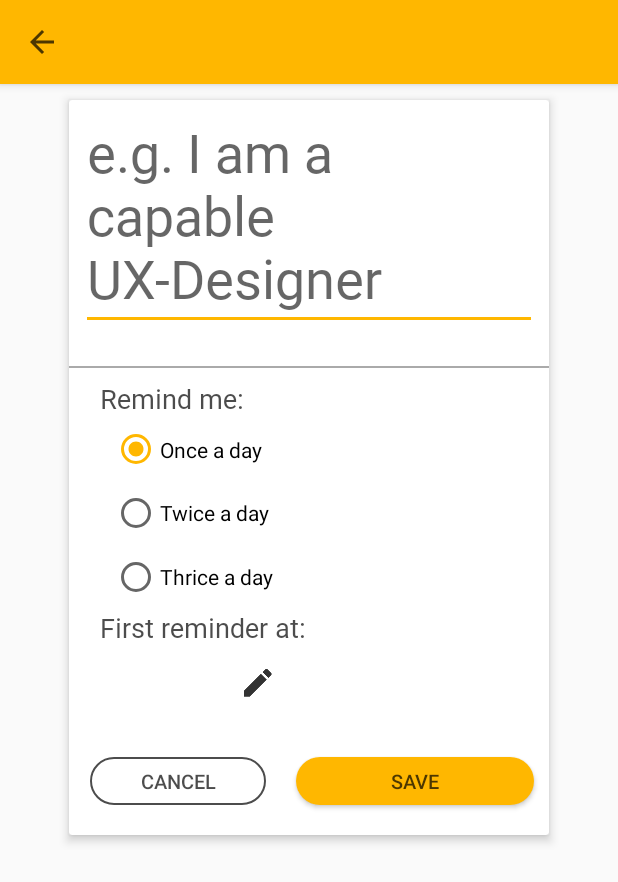
After one commit to Chr1stianSutter/ThirdIteration_MobA_Affirmate, an Android app: the layout activity_edit_card.xml on its own in the app's theme, with its tools: preview values and no code run, on a phone screen of 412 x 824 dp. The commit adds this screen. Shown: the top 882 px of the screen. Run offline under Robolectric (Android 15) with nearby library versions, the phone set to English and light mode, and no system bars; Roboto replaces fonts that are not available here.

Commit message:
Edit Card Activity opens but wont save yet
Unable to delete intent extra

```diff
--- a/app/src/main/java/com/example/christian/thirditeration_moba_affirmate/NewCardActivity.java
+++ b/app/src/main/java/com/example/christian/thirditeration_moba_affirmate/NewCardActivity.java
@@ -109,7 +109,7 @@ public class NewCardActivity extends AppCompatActivity {
             @Override
             public void onClick(View view) {
                 Intent myIntent = new Intent(getBaseContext(), MainActivity.class);
-                setResult(RESULT_OK,myIntent);
+                //setResult(RESULT_OK,myIntent);
                 startActivity(myIntent);
             }
         });
@@ -147,7 +147,10 @@ public class NewCardActivity extends AppCompatActivity {
                     //tinydb.putObject("testKeyNewCard", newAffirmation);
 
                     Intent myIntent = new Intent(getBaseContext(), MainActivity.class);
+                    //getIntent().removeExtra("myEditedAffirmation");
+                    myIntent.removeExtra("myEditedAffirmation");
                     myIntent.putExtra("myNewAffirmation", newAffirmation );
+                    myIntent.replaceExtras(myIntent.putExtra("myNewAffirmation", newAffirmation ));
 
                     setResult(RESULT_OK,myIntent );
 
--- /dev/null
+++ b/app/src/main/res/layout/activity_edit_card.xml
@@ -0,0 +1,242 @@
+<?xml version="1.0" encoding="utf-8"?>
+<android.support.design.widget.CoordinatorLayout xmlns:android="http://schemas.android.com/apk/res/android"
+    xmlns:app="http://schemas.android.com/apk/res-auto"
+    xmlns:tools="http://schemas.android.com/tools"
+    android:layout_width="match_parent"
+    android:layout_height="match_parent"
+    android:fitsSystemWindows="false">
+
+    <android.support.design.widget.AppBarLayout
+        android:id="@+id/appbar"
+        android:layout_width="match_parent"
+        android:layout_height="wrap_content"
+        android:theme="@style/AppTheme.Toolbar">
+
+        <android.support.v7.widget.Toolbar
+            android:id="@+id/toolbar"
+            android:layout_width="match_parent"
+            android:layout_height="?attr/actionBarSize"
+            android:background="@color/colorAccent"
+            app:layout_collapseParallaxMultiplier="1.0"
+            app:navigationIcon="?attr/homeAsUpIndicator"></android.support.v7.widget.Toolbar>
+
+    </android.support.design.widget.AppBarLayout>
+
+    <android.support.v4.widget.NestedScrollView
+        android:layout_width="match_parent"
+        android:layout_height="wrap_content"
+        app:layout_behavior="android.support.design.widget.AppBarLayout$ScrollingViewBehavior">
+
+    </android.support.v4.widget.NestedScrollView>
+
+    <android.support.constraint.ConstraintLayout
+        android:layout_width="match_parent"
+        android:layout_height="match_parent">
+
+        <android.support.v7.widget.CardView
+            android:id="@+id/cardView2"
+            android:layout_width="329dp"
+            android:layout_height="503dp"
+            android:layout_marginEnd="8dp"
+            android:layout_marginStart="8dp"
+            android:layout_marginTop="60dp"
+            app:cardElevation="4dp"
+            app:cardUseCompatPadding="true"
+            app:layout_constraintEnd_toEndOf="parent"
+            app:layout_constraintStart_toStartOf="parent"
+            app:layout_constraintTop_toTopOf="parent">
+
+            <ScrollView
+                android:layout_width="match_parent"
+                android:layout_height="match_parent"
+                android:fillViewport="true"
+                android:scrollbarThumbVertical="@drawable/scrollbar_style">
+
+                <android.support.constraint.ConstraintLayout
+                    android:layout_width="match_parent"
+                    android:layout_height="wrap_content">
+
+                    <EditText
+                        android:id="@+id/affirmationEditText"
+                        android:layout_width="match_parent"
+                        android:layout_height="wrap_content"
+                        android:layout_marginEnd="8dp"
+                        android:layout_marginStart="8dp"
+                        android:ems="10"
+                        android:fontFamily="@font/montserrat"
+                        android:hint="@string/create_name_hint"
+                        android:inputType="textMultiLine"
+                        android:textSize="36sp"
+                        app:layout_constraintEnd_toEndOf="parent"
+                        app:layout_constraintHorizontal_bias="0.0"
+                        app:layout_constraintStart_toStartOf="parent"
+                        app:layout_constraintTop_toTopOf="parent"
+                        android:gravity="top|left"/>
+
+                    <View
+                        android:id="@+id/view"
+                        style="@style/Divider"
+                        android:layout_marginTop="24dp"
+                        android:visibility="visible"
+                        app:layout_constraintEnd_toEndOf="parent"
+                        app:layout_constraintStart_toStartOf="parent"
+                        app:layout_constraintTop_toBottomOf="@+id/affirmationEditText" />
+
+                    <TextView
+                        android:id="@+id/remindMeLabel"
+                        android:layout_width="278dp"
+                        android:layout_height="25dp"
+                        android:layout_marginEnd="8dp"
+                        android:layout_marginStart="8dp"
+                        android:layout_marginTop="8dp"
+                        android:fontFamily="@font/montserrat"
+                        android:text="Remind me:"
+                        android:textColor="@color/color70black"
+                        android:textSize="18sp"
+                        app:layout_constraintEnd_toEndOf="parent"
+                        app:layout_constraintHorizontal_bias="0.48"
+                        app:layout_constraintStart_toStartOf="parent"
+                        app:layout_constraintTop_toBottomOf="@+id/view" />
+
+                    <TextView
+                        android:id="@+id/textView4"
+                        android:layout_width="278dp"
+                        android:layout_height="25dp"
+                        android:layout_marginEnd="8dp"
+                        android:layout_marginStart="8dp"
+                        android:layout_weight="1"
+                        android:fontFamily="@font/montserrat"
+                        android:text="First reminder at:"
+                        android:textColor="@color/color70black"
+                        android:textSize="18sp"
+
+                        app:layout_constraintEnd_toEndOf="parent"
+                        app:layout_constraintHorizontal_bias="0.48"
+                        app:layout_constraintStart_toStartOf="parent"
+                        app:layout_constraintTop_toBottomOf="@+id/radioGroup" />
+
+                    <LinearLayout
+                        android:layout_width="139dp"
+                        android:layout_height="35dp"
+                        android:layout_marginBottom="8dp"
+                        android:layout_marginEnd="8dp"
+                        android:layout_marginStart="8dp"
+                        android:layout_marginTop="8dp"
+                        android:onClick="showTimePickerDialog"
+                        app:layout_constraintBottom_toTopOf="@+id/linearLayout"
+                        app:layout_constraintEnd_toEndOf="parent"
+                        app:layout_constraintHorizontal_bias="0.103"
+                        app:layout_constraintStart_toStartOf="parent"
+                        app:layout_constraintTop_toBottomOf="@+id/textView4"
+                        app:layout_constraintVertical_bias="0.0">
+
+                        <TextView
+                            android:id="@+id/tvTime"
+                            android:layout_width="77dp"
+                            android:layout_height="35dp"
+                            android:layout_marginBottom="12dp"
+
+                            android:layout_marginStart="8dp"
+                            android:layout_marginTop="4dp"
+                            android:ems="10"
+
+
+
+                            android:textColor="@color/color70black"
+                            android:textSize="18sp"
+                            app:layout_constraintBottom_toTopOf="@+id/linearLayout"
+                            app:layout_constraintEnd_toEndOf="parent"
+                            app:layout_constraintStart_toStartOf="parent"
+                            app:layout_constraintTop_toBottomOf="@+id/textView4" />
+
+                        <ImageView
+                            style="@style/SeventyPercentBlack"
+                            android:layout_width="wrap_content"
+
+                            android:layout_height="wrap_content"
+                            android:src="@drawable/ic_editable" />
+                    </LinearLayout>
+
+
+                    <RadioGroup
+                        android:id="@+id/radioGroup"
+                        android:layout_width="263dp"
+                        android:layout_height="127dp"
+                        android:layout_marginEnd="8dp"
+                        android:layout_marginStart="8dp"
+
+                        app:layout_constraintEnd_toEndOf="parent"
+                        app:layout_constraintStart_toStartOf="parent"
+                        app:layout_constraintTop_toBottomOf="@+id/remindMeLabel">
+
+                        <RadioButton
+                            android:id="@+id/radioButton1"
+                            android:layout_width="wrap_content"
+                            android:layout_height="wrap_content"
+                            android:layout_weight="1"
+                            android:checked="true"
+                            android:onClick="onRadioButtonClicked"
+                            android:text="Once a day" />
+
+                        <RadioButton
+                            android:id="@+id/radioButton2"
+                            android:layout_width="wrap_content"
+                            android:layout_height="wrap_content"
+                            android:layout_weight="1"
+                            android:text="Twice a day"
+                            android:onClick="onRadioButtonClicked"/>
+
+                        <RadioButton
+                            android:id="@+id/radioButton3"
+                            android:layout_width="wrap_content"
+                            android:layout_height="wrap_content"
+                            android:layout_weight="1"
+                            android:text="Thrice a day"
+                            android:onClick="onRadioButtonClicked"/>
+
+                    </RadioGroup>
+
+                    <LinearLayout
+                        android:id="@+id/linearLayout"
+                        android:layout_width="match_parent"
+                        android:layout_height="62dp"
+                        android:paddingStart="4dp"
+                        app:layout_constraintBottom_toBottomOf="parent"
+                        app:layout_constraintEnd_toEndOf="parent"
+                        app:layout_constraintStart_toStartOf="parent">
+
+                        <Button
+                            android:id="@+id/cancelButtonPressed"
+                            style="@style/Widget.AppCompat.Button.Borderless"
+                            android:layout_width="80dp"
+                            android:layout_height="32dp"
+                            android:layout_margin="10dp"
+                            android:layout_weight="1"
+                            android:background="@drawable/custom_button_shape_edit"
+                            android:text="@string/cancel_affirmation"
+                            android:textColor="@color/color70black"
+                            android:textSize="13dp"
+                            android:visibility="visible" />
+
+                        <Button
+                            android:id="@+id/saveButtonPressed"
+                            style="@style/Widget.AppCompat.Button.Colored"
+                            android:layout_width="121dp"
+                            android:layout_height="32dp"
+                            android:layout_margin="10dp"
+                            android:layout_weight="1"
+                            android:background="@drawable/custom_button_shape"
+                            android:text="@string/save_affirmation"
+                            android:textColor="@color/color70black"
+                            android:textSize="13dp"
+                            android:visibility="visible" />
+
+                    </LinearLayout>
+
+                </android.support.constraint.ConstraintLayout>
+            </ScrollView>
+
+        </android.support.v7.widget.CardView>
+
+    </android.support.constraint.ConstraintLayout>
+</android.support.design.widget.CoordinatorLayout>
```
Also changed, not shown: app/src/main/java/com/example/christian/thirditeration_moba_affirmate/EditCardActivity.java (added, +148 -0 lines), app/src/main/java/com/example/christian/thirditeration_moba_affirmate/MainActivity.java (+46 -6 lines).
